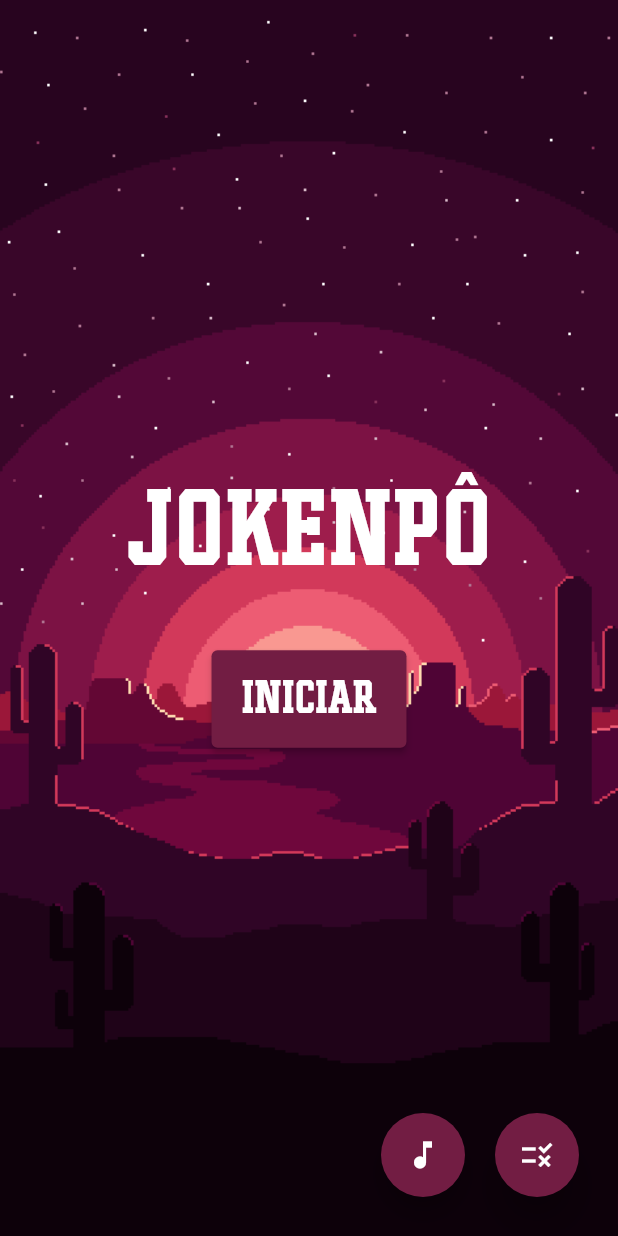
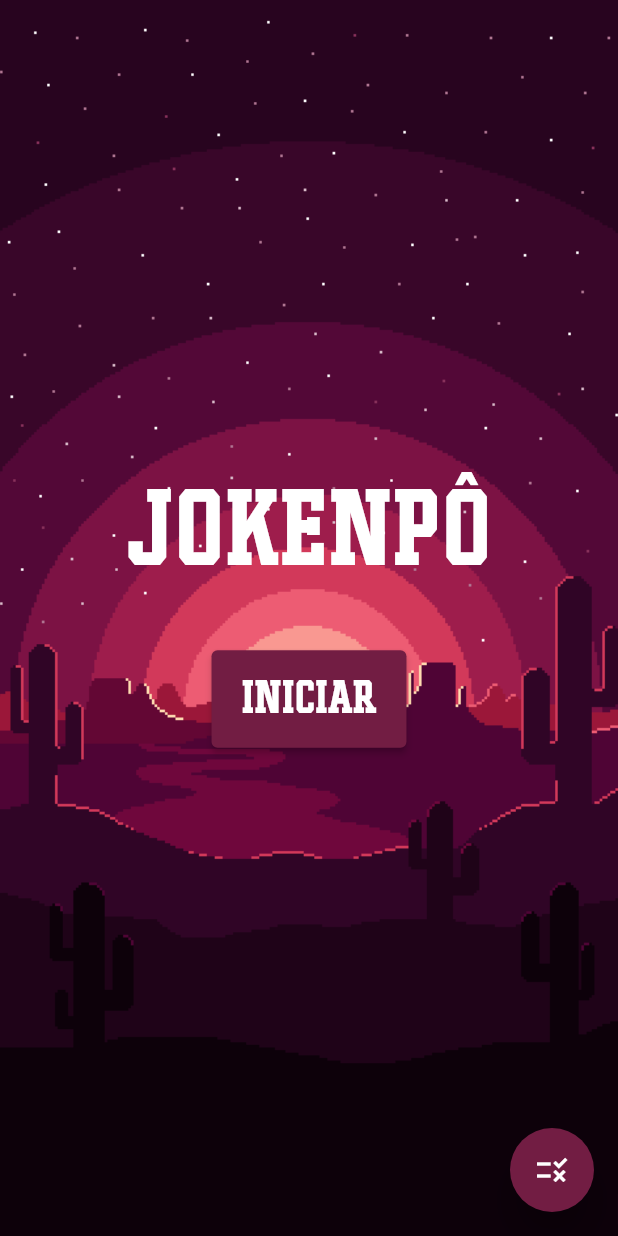
Before and after one commit to ed-morais/flutter_jokenpo, a Flutter app: the screen it shows after launch, on a phone screen of 412 x 824 dp. Run offline on Flutter 3.47's test engine with Material 2 defaults, Android fonts, the phone set to English and light mode, and no system bars; our stand-ins replace audioplayers.

Commit message:
feat: fix bugs

```diff
--- a/lib/pages/home_page.dart
+++ b/lib/pages/home_page.dart
@@ -1,46 +1,16 @@
 import 'package:flutter/material.dart';
-import 'package:audioplayers/audioplayers.dart';
-
 import '../config/config.dart';
 import '../config/rules.dart';
 import '../widgets/button.dart';
 import 'jokenpo_game.dart';
 
-class HomePage extends StatefulWidget {
+class HomePage extends StatelessWidget {
   const HomePage({super.key});
-
-  @override
-  State<HomePage> createState() => _HomePageState();
-}
-
-class _HomePageState extends State<HomePage> {
-  final player = AudioPlayer();
-  @override
-  void initState() {
-    super.initState();
-    player.setReleaseMode(ReleaseMode.loop);
-    player.play(AssetSource('audio/audio_app.mp3'));
-  }
 
   @override
   Widget build(BuildContext context) {
     return Scaffold(
-      floatingActionButton: Wrap(
-        direction: Axis.horizontal,
-        children: [
-          Container(
-            margin: const EdgeInsets.all(10),
-            child: FloatingActionButton(
-              backgroundColor: const Color(0xff721d43),
-              onPressed: () {
-                //action code for button 1
-              },
-              child: const Icon(Icons.music_note),
-            ),
-          ),
-          Container(
-            margin: const EdgeInsets.all(10),
-            child: FloatingActionButton(
+      floatingActionButton: FloatingActionButton(
         elevation: 10,
         backgroundColor: const Color(0xff721d43),
         child: const Icon(Icons.rule),
@@ -64,13 +34,12 @@ class _HomePageState extends State<HomePage> {
                         .map((rule) => ListTile(
                               title: Text(
                                 'Regra ${rule.key}:',
-                                      style: kScoreDescriptionTextStyle
-                                          .copyWith(color: Colors.black),
+                                style: kScoreDescriptionTextStyle.copyWith(
+                                    color: Colors.black),
                               ),
                               subtitle: Text(
                                 rule.value,
-                                      style:
-                                          kScoreDescriptionTextStyle.copyWith(
+                                style: kScoreDescriptionTextStyle.copyWith(
                                   fontSize: 12,
                                   color: Colors.black,
                                 ),
@@ -92,9 +61,6 @@ class _HomePageState extends State<HomePage> {
             },
           );
         },
-            ),
-          )
-        ],
       ),
       body: Stack(
         children: [
--- a/pubspec.yaml
+++ b/pubspec.yaml
@@ -38,7 +38,6 @@ flutter:
   assets:
     - assets/images/
     - assets/audio/cardsound.mp3
-    - assets/audio/audio_app.mp3
 
   # An image asset can refer to one or more resolution-specific "variants", see
   # https://flutter.dev/assets-and-images/#resolution-aware
```
Also changed, not shown: 1 other file. Lines whose indentation alone changed are shown as unchanged.
